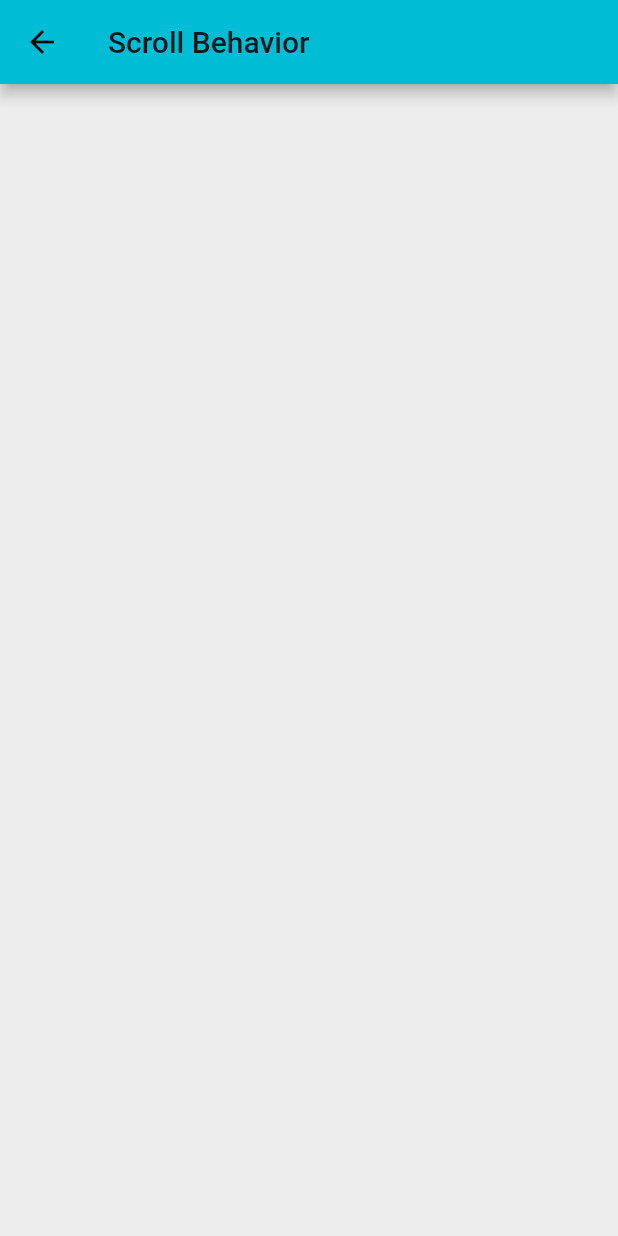
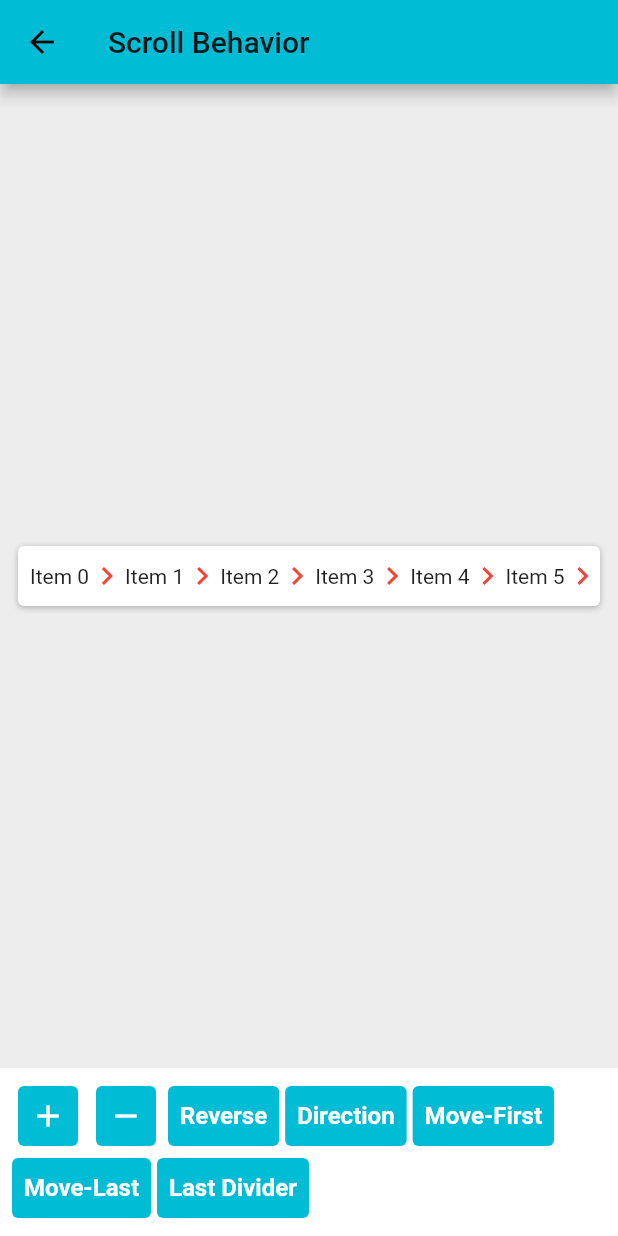
Before and after one commit to payam-zahedi/flutter_breadcrumb, a Flutter app: the ScrollBehavior screen opened directly, on a phone screen of 412 x 824 dp. Run offline on Flutter 3.47's test engine with Material 2 defaults, Android fonts, the phone set to English and light mode, and no system bars.

Commit message:
ScrollBehavior screen updated in example

```diff
--- a/example/lib/screen/scroll_behavior.dart
+++ b/example/lib/screen/scroll_behavior.dart
@@ -1,5 +1,6 @@
 import 'package:example/res/res.dart';
 import 'package:flutter/material.dart';
+import 'package:flutter_breadcrumb/flutter_breadcrumb.dart';
 
 class ScrollBehavior extends StatefulWidget {
   @override
@@ -7,12 +8,141 @@ class ScrollBehavior extends StatefulWidget {
 }
 
 class _ScrollBehaviorState extends State<ScrollBehavior> {
+  int _itemCount = 8;
+
+  bool _isHorizontal = true;
+  bool _reverse = false;
+  bool _lastDivider = false;
+
+  final _scrollController = ScrollController();
+
   @override
   Widget build(BuildContext context) {
     return Scaffold(
       appBar: AppBar(
         title: Text(ExampleStrings.scrollBehavior),
       ),
+      body: Center(
+        child: Container(
+          margin: EdgeInsets.symmetric(horizontal: 12, vertical: 16),
+          width: double.infinity,
+          decoration: BoxDecoration(
+              borderRadius: BorderRadius.circular(4),
+              color: Colors.white,
+              boxShadow: [
+                BoxShadow(
+                    offset: Offset(0, 1), blurRadius: 3, color: Colors.black26)
+              ]),
+          padding: EdgeInsets.all(8),
+          child: BreadCrumb.builder(
+            itemCount: _itemCount,
+            builder: (index) {
+              return BreadCrumbItem(content: Text('Item $index'), onTap: () {});
+            },
+            divider: Icon(
+              Icons.chevron_right,
+              color: Colors.red,
+            ),
+            overflow: ScrollableOverflow(
+              direction: _isHorizontal ? Axis.horizontal : Axis.vertical,
+              reverse: _reverse,
+              keepLastDivider: _lastDivider,
+              controller: _scrollController,
+            ),
+          ),
+        ),
+      ),
+      bottomNavigationBar: Container(
+        padding: EdgeInsets.symmetric(horizontal: 8, vertical: 8),
+        width: double.infinity,
+        color: Colors.white,
+        child: Wrap(
+          spacing: 4,
+          children: <Widget>[
+            FlatButton(
+              child: Icon(Icons.add),
+              color: ExampleColors.primary,
+              onPressed: () {
+                if (_itemCount < 20) {
+                  setState(() {
+                    _itemCount++;
+                  });
+                  _animateToLast();
+                }
+              },
+            ),
+            FlatButton(
+              child: Icon(Icons.remove),
+              color: ExampleColors.primary,
+              onPressed: () {
+                if (_itemCount > 0) {
+                  setState(() {
+                    _itemCount--;
+                  });
+                  _animateToLast();
+                }
+              },
+            ),
+            FlatButton(
+              child: Text('Reverse'),
+              color: ExampleColors.primary,
+              onPressed: () {
+                setState(() {
+                  _reverse = !_reverse;
+                });
+              },
+            ),
+            FlatButton(
+              child: Text('Direction'),
+              color: ExampleColors.primary,
+              onPressed: () {
+                setState(() {
+                  _isHorizontal = !_isHorizontal;
+                });
+              },
+            ),
+            FlatButton(
+              child: Text('Move-First'),
+              color: ExampleColors.primary,
+              onPressed: () {
+                _animateToFirst();
+              },
+            ),
+            FlatButton(
+              child: Text('Move-Last'),
+              color: ExampleColors.primary,
+              onPressed: () {
+                _animateToLast();
+              },
+            ),
+            FlatButton(
+              child: Text('Last Divider'),
+              color: ExampleColors.primary,
+              onPressed: () {
+                setState(() {
+                  _lastDivider = !_lastDivider;
+                });
+              },
+            ),
+          ],
+        ),
+      ),
+    );
+  }
+
+  void _animateToFirst() {
+    _scrollController.animateTo(
+      0,
+      curve: Curves.easeOut,
+      duration: const Duration(milliseconds: 300),
+    );
+  }
+
+  void _animateToLast() {
+    _scrollController.animateTo(
+      _scrollController.position.maxScrollExtent,
+      curve: Curves.easeOut,
+      duration: const Duration(milliseconds: 300),
     );
   }
 }
```
Also changed, not shown: example/lib/screen/home.dart (+9 -1 lines).
